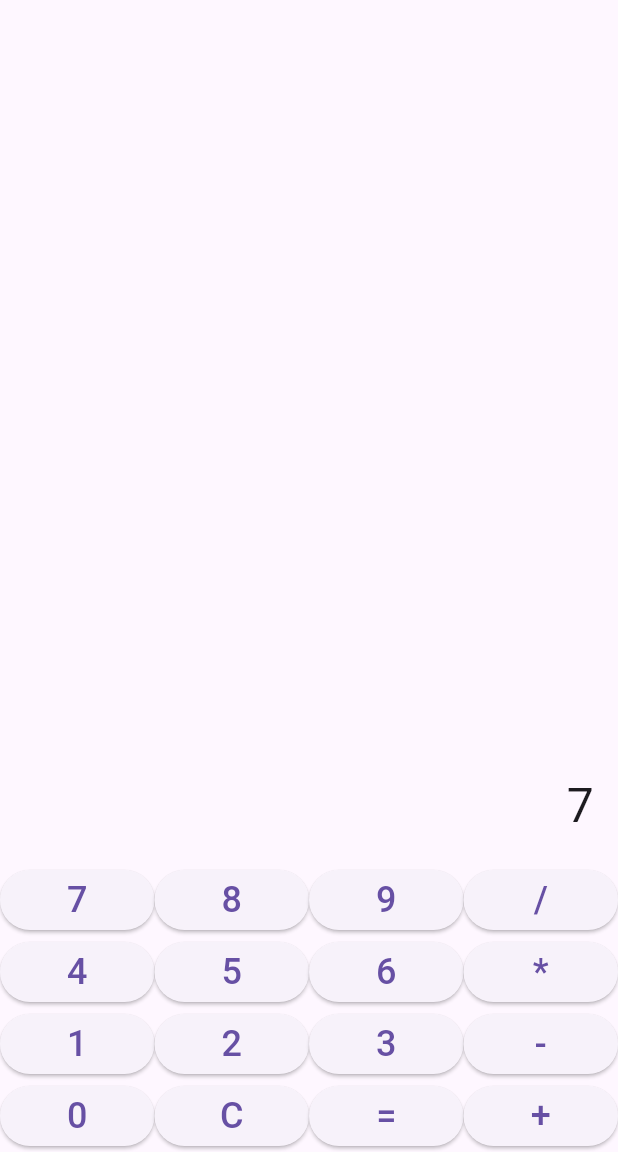
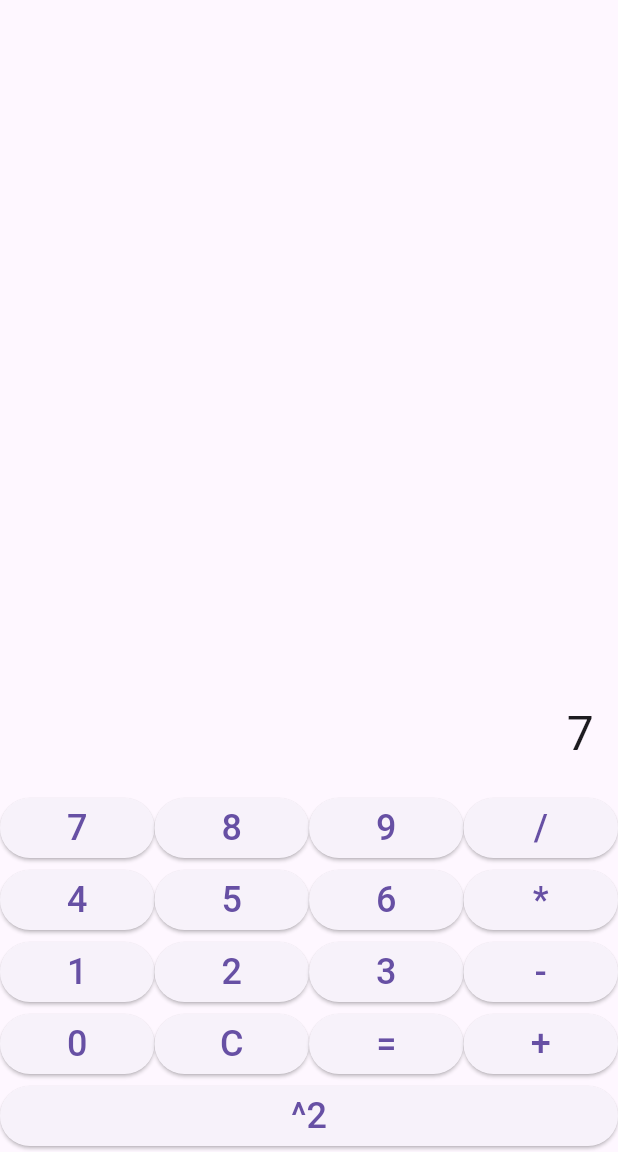
Before and after one commit to rjgolden/flutter-calculator, a Flutter app: the screen it shows after launch, after a tap on an icon or button, on a phone screen of 412 x 824 dp, the part 84-1236 px from its top. Run offline on Flutter 3.47's test engine with Material 3 defaults, Android fonts, the phone set to English and light mode, and no system bars; missing offline and left inert: expressions.

Commit message:
Added square button to calculator app

```diff
--- a/lib/main.dart
+++ b/lib/main.dart
@@ -46,6 +46,20 @@ class _CalculatorScreenState extends State<CalculatorScreen> {
             _result = ' = undefined';
           } else {
             _result = ' = $result';
+          }
+        } catch (e) {
+          _result = ' Error';
+        }
+      } else if (value == '^2') {
+        try {
+          final expression = Expression.parse(_expression);
+          final evaluator = const ExpressionEvaluator();
+          final result = evaluator.eval(expression, {});
+
+          if (result is num) {
+            _result = ' = ${result * result}';
+          } else {
+            _result = ' Error';
           }
         } catch (e) {
           _result = ' Error';
@@ -119,6 +133,11 @@ class _CalculatorScreenState extends State<CalculatorScreen> {
                   _buildButton('+'),
                 ],
               ),
+              Row(
+                children: [
+                  _buildButton('^2'),
+                ],
+              ),
             ],
           ),
         ],
```
